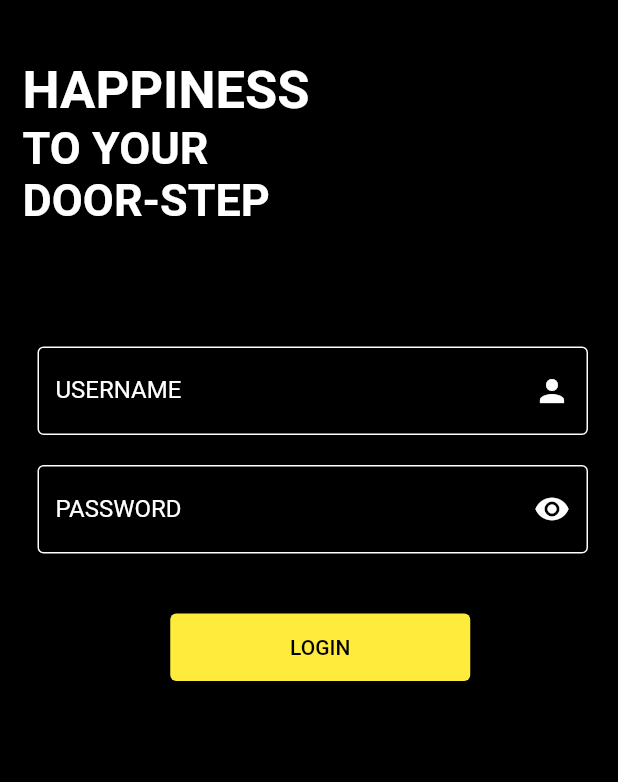
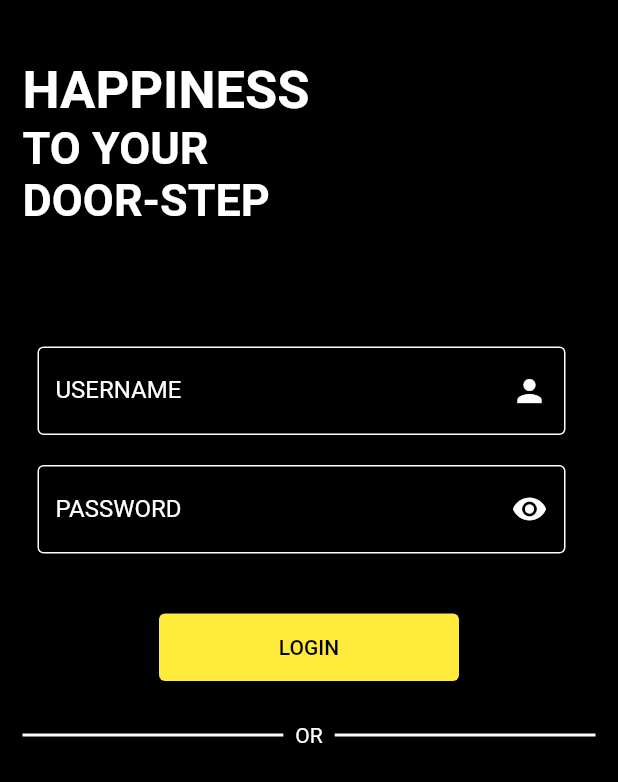
Before and after one commit to iamabdullahhossain/euphoria_htd, a Flutter app: the screen it shows after launch, on a phone screen of 412 x 824 dp. Shown: the top 782 px of the screen. Run offline on Flutter 3.47's test engine with Material 2 defaults, Android fonts, the light colour scheme and no system bars; our stand-ins replace fluttertoast.

Commit message:
Folder Structure

```diff
--- a/lib/Activity/LoginActivity.dart
+++ b/lib/src/features/authentication/Views/LoginActivity.dart
@@ -1,4 +1,4 @@
-import 'package:euphoria_htd/Activity/HomeActivity.dart';
+import 'package:euphoria_htd/src/features/authentication/Views/HomeActivity.dart';
 import 'package:flutter/material.dart';
 import 'package:fluttertoast/fluttertoast.dart';
 
@@ -19,7 +19,7 @@ class _LoginActivityState extends State<LoginActivity> {
       backgroundColor: Colors.black,
       body: SingleChildScrollView(
         child: Container(
-          margin: EdgeInsets.only(top: 40, left: 15),
+          margin: EdgeInsets.only(top: 40, left: 15, right: 15),
           child: Column(
             children: [
               Row(
@@ -150,6 +150,34 @@ class _LoginActivityState extends State<LoginActivity> {
               SizedBox(
                 height: 20,
               ),
+              Row(
+                children: [
+                  Expanded(
+                    child: Container(
+                      height: 2.0,
+                      width: MediaQuery.of(context).size.width * 0.4,
+                      color: Colors.white,
+                    ),
+                  ),
+                  Padding(
+                    padding: const EdgeInsets.all(8.0),
+                    child: Text(
+                      "OR",
+                      style: TextStyle(color: Colors.white),
+                    ),
+                  ),
+                  Expanded(
+                    child: Container(
+                      height: 2.0,
+                      width: MediaQuery.of(context).size.width * 0.4,
+                      color: Colors.white,
+                    ),
+                  ),
+                ],
+              ),
+              SizedBox(
+                height: 20,
+              ),
             ],
           ),
         ),
--- a/lib/Activity/SplashScreenActivity.dart
+++ b/lib/src/features/authentication/Views/SplashScreenActivity.dart
@@ -1,6 +1,6 @@
 import 'dart:async';
 
-import 'package:euphoria_htd/Activity/LoginActivity.dart';
+import 'package:euphoria_htd/src/features/authentication/Views/LoginActivity.dart';
 import 'package:flutter/material.dart';
 
 class SplashScreenActivity extends StatefulWidget {
--- a/lib/main.dart
+++ b/lib/src/main.dart
@@ -1,4 +1,4 @@
-import 'package:euphoria_htd/Activity/SplashScreenActivity.dart';
+import 'package:euphoria_htd/src/features/authentication/Views/SplashScreenActivity.dart';
 import 'package:flutter/material.dart';
 
 void main() {
```
Also changed, not shown: lib/src/features/authentication/Views/HomeActivity.dart (renamed from lib/Activity/HomeActivity.dart), 1 other file.
